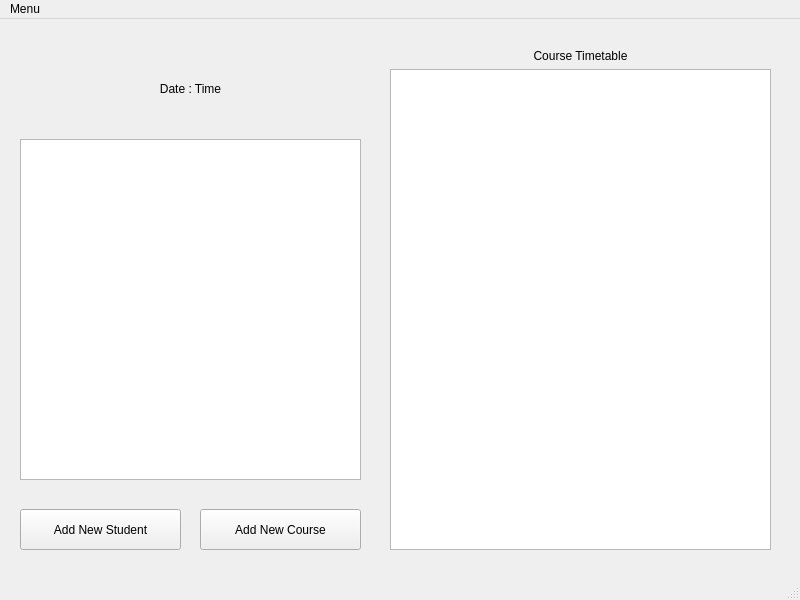
lkobnas/Attendance-recording-system, file UI/punchin/mainwindow.ui: the form before one commit.
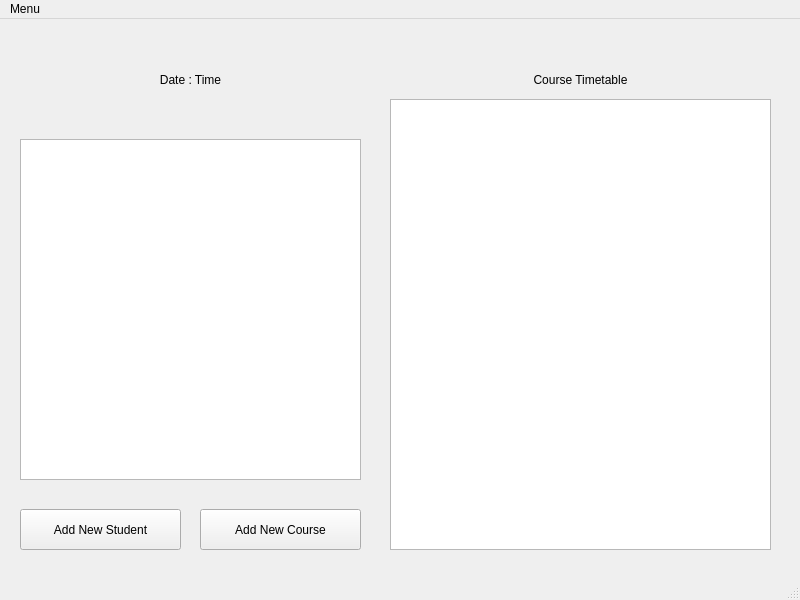
The form after the commit.

Commit message: Update progress in UI, added admin mode, added tableview header, added current time and timer

```diff
--- a/UI/punchin/mainwindow.ui
+++ b/UI/punchin/mainwindow.ui
@@ -18,23 +18,13 @@
     <property name="geometry">
      <rect>
       <x>390</x>
-      <y>30</y>
+      <y>80</y>
       <width>381</width>
-      <height>501</height>
+      <height>451</height>
      </rect>
     </property>
     <layout class="QGridLayout" name="gridLayout_3">
      <item row="0" column="0">
-      <widget class="QLabel" name="label_9">
-       <property name="text">
-        <string>Course Timetable</string>
-       </property>
-       <property name="alignment">
-        <set>Qt::AlignCenter</set>
-       </property>
-      </widget>
-     </item>
-     <item row="1" column="0">
       <widget class="QTableView" name="tableView"/>
      </item>
     </layout>
@@ -79,9 +69,9 @@
     <property name="geometry">
      <rect>
       <x>20</x>
-      <y>29</y>
+      <y>30</y>
       <width>341</width>
-      <height>81</height>
+      <height>61</height>
      </rect>
     </property>
     <layout class="QVBoxLayout" name="verticalLayout">
@@ -100,6 +90,22 @@
      </item>
     </layout>
    </widget>
+   <widget class="QLabel" name="label_courseTimetable">
+    <property name="geometry">
+     <rect>
+      <x>390</x>
+      <y>40</y>
+      <width>381</width>
+      <height>41</height>
+     </rect>
+    </property>
+    <property name="text">
+     <string>Course Timetable</string>
+    </property>
+    <property name="alignment">
+     <set>Qt::AlignCenter</set>
+    </property>
+   </widget>
   </widget>
   <widget class="QMenuBar" name="menubar">
    <property name="geometry">
```
The commit also changes 6 other files.
